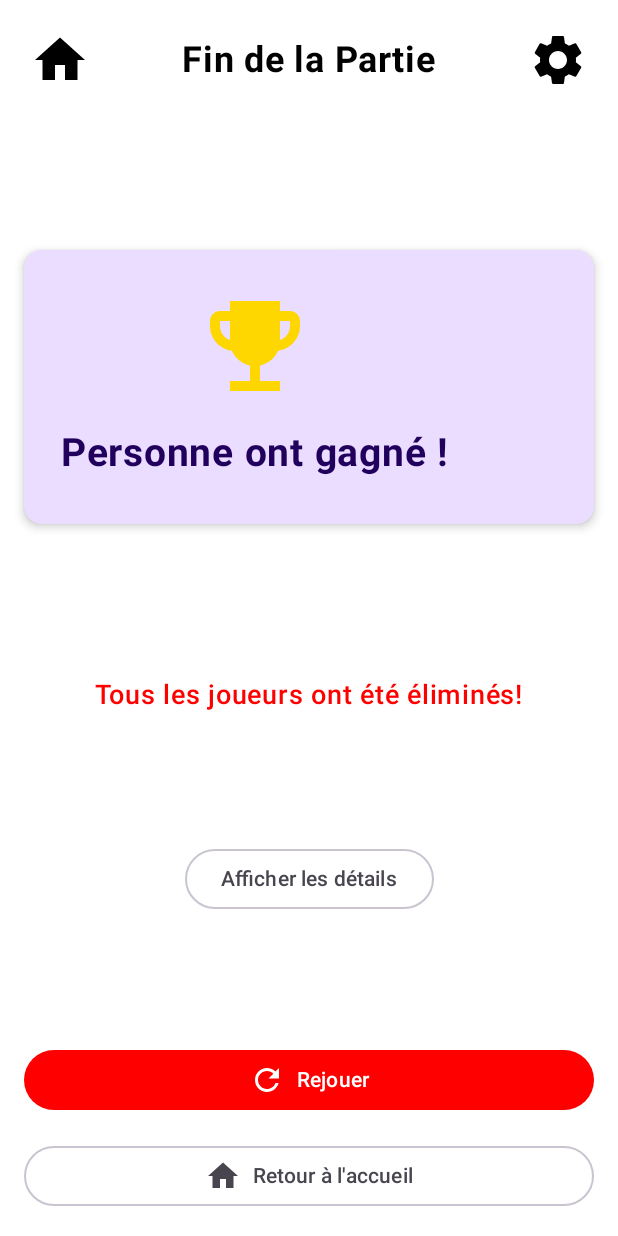
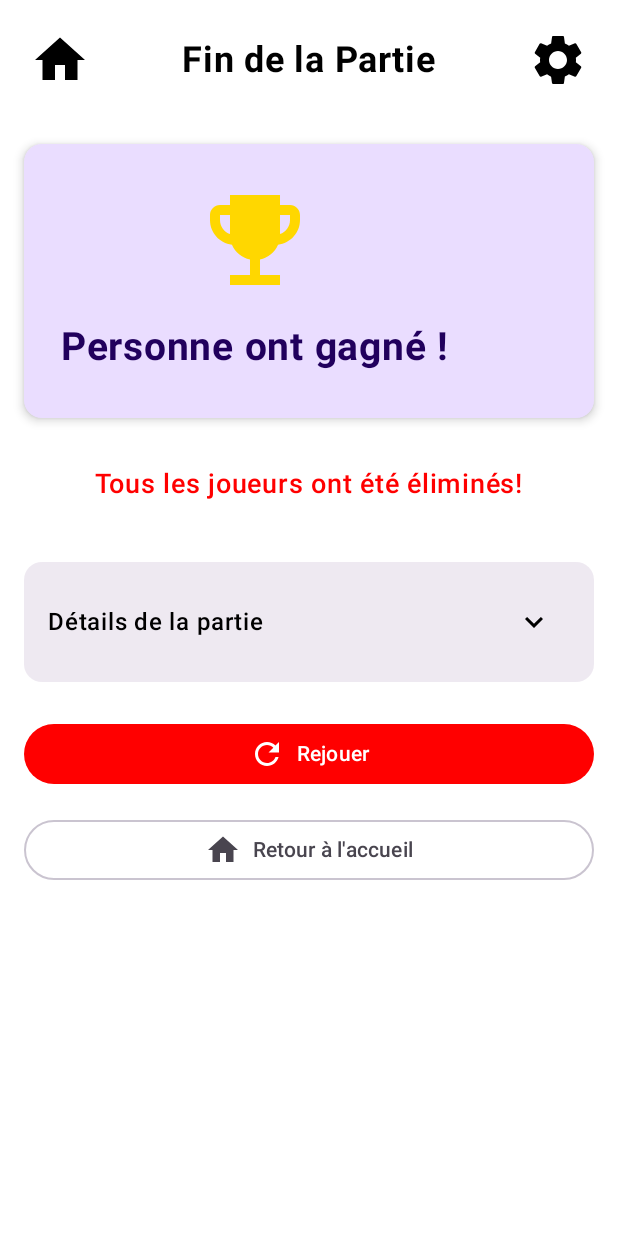
Before and after one commit to ChakSem/8INF865H2025-Projet-ACS_SA, an Android app built with Jetpack Compose: the VictoryScreen screen opened through its navigation route, on a phone screen of 412 x 824 dp. Run offline under Robolectric (Android 15) with nearby library versions, the phone set to English and light mode, and no system bars; our stand-ins replace Firebase (no records; nobody signed in at launch, a user with empty details on screens opened directly).

Commit message:
Amélioration de l'écran de victoire : ajout de la gestion du défilement, animation des détails, et mise à jour de l'affichage des joueurs restants. Ajout de messages spéciaux pour les gagnants et réorganisation de la structure de l'interface.

```diff
--- a/app/src/main/java/com/example/redcard/ui/VictoryScreen.kt
+++ b/app/src/main/java/com/example/redcard/ui/VictoryScreen.kt
@@ -14,8 +14,14 @@ import androidx.compose.ui.Alignment
 import androidx.compose.ui.Modifier
 import androidx.compose.ui.draw.clip
 import androidx.compose.animation.AnimatedVisibility
+import androidx.compose.animation.core.animateFloatAsState
+import androidx.compose.animation.expandVertically
+import androidx.compose.animation.shrinkVertically
 import androidx.compose.foundation.isSystemInDarkTheme
+import androidx.compose.foundation.rememberScrollState
+import androidx.compose.foundation.verticalScroll
 import androidx.compose.ui.graphics.Color
+import androidx.compose.ui.graphics.graphicsLayer
 import androidx.compose.ui.layout.ContentScale
 import androidx.compose.ui.platform.LocalContext
 import androidx.compose.ui.text.font.FontWeight
@@ -39,6 +45,7 @@ fun VictoryScreen(
 ) {
     val context = LocalContext.current
     val scope = rememberCoroutineScope()
+    val scrollState = rememberScrollState()
 
     // Récupérer les joueurs enregistrés
     val registeredPlayers by dataStoreManager.registeredPlayersFlow.collectAsState(initial = emptyList())
@@ -73,6 +80,7 @@ fun VictoryScreen(
 
     // État pour afficher les détails du jeu
     var showDetails by remember { mutableStateOf(false) }
+    val detailsIconRotation = animateFloatAsState(targetValue = if (showDetails) 180f else 0f)
 
     // Fonction pour réinitialiser le jeu
     fun resetGame() {
@@ -99,17 +107,20 @@ fun VictoryScreen(
     val iconColor = if (darkTheme) Color.White else Color.Black
 
     // Musique de fond
-
     LaunchedEffect(Unit) {
         MusicPlayerManager.playMusicVictory(context)
     }
 
+    Box(
+        modifier = Modifier
+            .fillMaxSize()
+            .background(backgroundColor)
+    ) {
         Column(
             modifier = Modifier
                 .fillMaxSize()
-            .background(backgroundColor)
-            .padding(16.dp),
-        verticalArrangement = Arrangement.SpaceBetween,
+                .padding(16.dp)
+                .verticalScroll(scrollState),
             horizontalAlignment = Alignment.CenterHorizontally
         ) {
             // En-tête avec le titre
@@ -157,7 +168,7 @@ fun VictoryScreen(
             Card(
                 modifier = Modifier
                     .fillMaxWidth()
-                .padding(vertical = 24.dp),
+                    .padding(vertical = 16.dp),
                 colors = CardDefaults.cardColors(
                     containerColor = MaterialTheme.colorScheme.primaryContainer
                 ),
@@ -300,71 +311,109 @@ fun VictoryScreen(
                 )
             }
 
-        // Bouton pour afficher/masquer les détails
-        OutlinedButton(
-            onClick = { showDetails = !showDetails },
-            modifier = Modifier.padding(vertical = 8.dp)
-        ) {
-            Text(text = if (showDetails) "Masquer les détails" else "Afficher les détails")
-        }
+            Spacer(modifier = Modifier.height(16.dp))
 
-        // Détails du jeu
-        AnimatedVisibility(visible = showDetails) {
-            Column(
+            // Section des détails avec animation
+            Card(
                 modifier = Modifier
                     .fillMaxWidth()
                     .padding(vertical = 8.dp),
+                colors = CardDefaults.cardColors(
+                    containerColor = MaterialTheme.colorScheme.surfaceVariant.copy(alpha = 0.7f)
+                )
+            ) {
+                Column(
+                    modifier = Modifier.padding(16.dp),
                     horizontalAlignment = Alignment.CenterHorizontally
                 ) {
+                    // En-tête des détails avec bouton pour afficher/masquer
+                    Row(
+                        modifier = Modifier
+                            .fillMaxWidth()
+                            .padding(bottom = if (showDetails) 8.dp else 0.dp),
+                        horizontalArrangement = Arrangement.SpaceBetween,
+                        verticalAlignment = Alignment.CenterVertically
+                    ) {
                         Text(
-                    text = "Récapitulatif de la partie",
+                            text = "Détails de la partie",
                             fontSize = 16.sp,
                             fontWeight = FontWeight.Medium
                         )
 
-                Spacer(modifier = Modifier.height(8.dp))
+                        IconButton(onClick = { showDetails = !showDetails }) {
+                            Icon(
+                                imageVector = Icons.Filled.ExpandMore,
+                                contentDescription = if (showDetails) "Masquer les détails" else "Afficher les détails",
+                                modifier = Modifier.graphicsLayer {
+                                    rotationZ = detailsIconRotation.value
+                                }
+                            )
+                        }
+                    }
 
+                    // Contenu des détails avec animation
+                    AnimatedVisibility(
+                        visible = showDetails,
+                        enter = expandVertically(),
+                        exit = shrinkVertically()
+                    ) {
+                        Column(
+                            modifier = Modifier
+                                .fillMaxWidth()
+                                .padding(top = 8.dp),
+                            horizontalAlignment = Alignment.Start
+                        ) {
                             // Afficher les statistiques de la partie
                             Text(
                                 text = "Nombre total de joueurs restants: ${registeredPlayers.size}",
-                    fontSize = 14.sp
+                                fontSize = 14.sp,
+                                modifier = Modifier.padding(vertical = 2.dp)
                             )
 
                             Text(
                                 text = "Titulaires: ${titulairePlayers.size}",
-                    fontSize = 14.sp
+                                fontSize = 14.sp,
+                                modifier = Modifier.padding(vertical = 2.dp)
                             )
 
                             Text(
                                 text = "Remplaçants: ${remplacantPlayers.size}",
-                    fontSize = 14.sp
+                                fontSize = 14.sp,
+                                modifier = Modifier.padding(vertical = 2.dp)
                             )
 
                             Text(
                                 text = "Footix: ${footixPlayers.size}",
-                    fontSize = 14.sp
+                                fontSize = 14.sp,
+                                modifier = Modifier.padding(vertical = 2.dp)
                             )
 
                             if (winners == "Les Imposteurs") {
                                 Text(
                                     text = "Total Imposteurs: $impostorCount",
                                     fontSize = 14.sp,
-                        fontWeight = FontWeight.Medium
+                                    fontWeight = FontWeight.Medium,
+                                    modifier = Modifier.padding(vertical = 2.dp)
                                 )
                             }
 
                             Text(
                                 text = "Mot secret des titulaires: ${titulaireWord ?: "Inconnu"}",
-                    fontSize = 14.sp
+                                fontSize = 14.sp,
+                                modifier = Modifier.padding(vertical = 2.dp)
                             )
                         }
                     }
+                }
+            }
+
+            Spacer(modifier = Modifier.height(16.dp))
 
             // Boutons d'action
             Column(
                 modifier = Modifier
                     .fillMaxWidth()
-                .padding(top = 16.dp),
+                    .padding(bottom = 16.dp),
                 horizontalAlignment = Alignment.CenterHorizontally,
                 verticalArrangement = Arrangement.spacedBy(16.dp)
             ) {
@@ -387,7 +436,6 @@ fun VictoryScreen(
                     Text(text = "Rejouer")
                 }
 
-
                 // Bouton Retour à l'accueil
                 OutlinedButton(
                     onClick = {
@@ -405,3 +453,4 @@ fun VictoryScreen(
             }
         }
     }
+}
```
Lines whose indentation alone changed are shown as unchanged.
